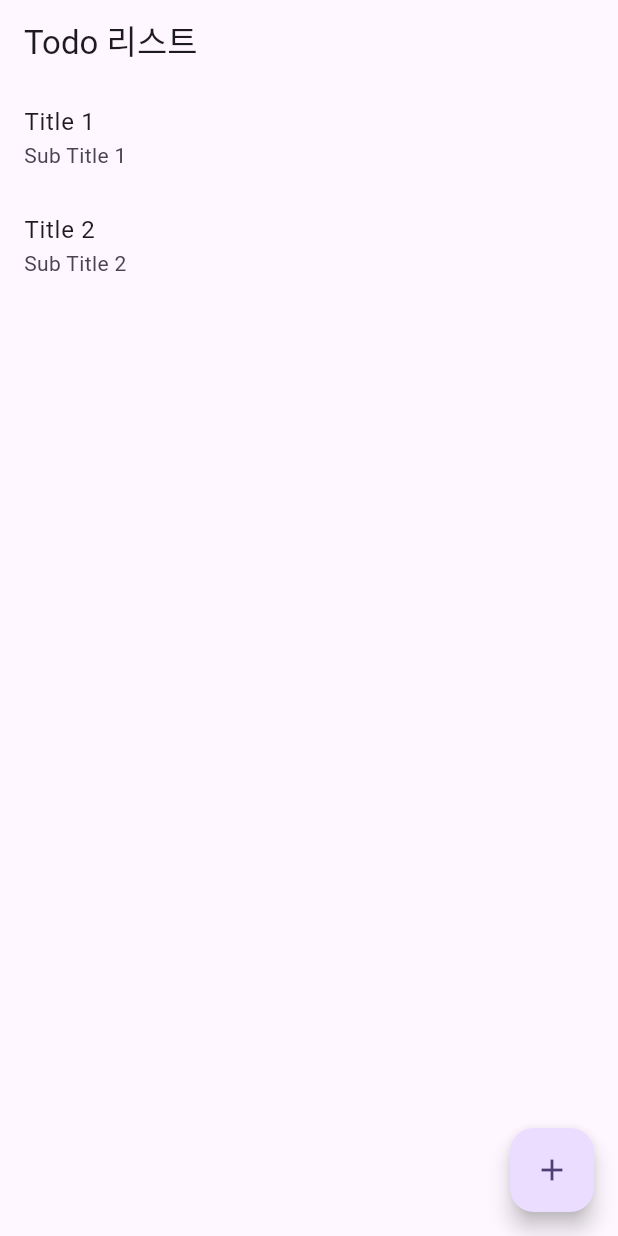
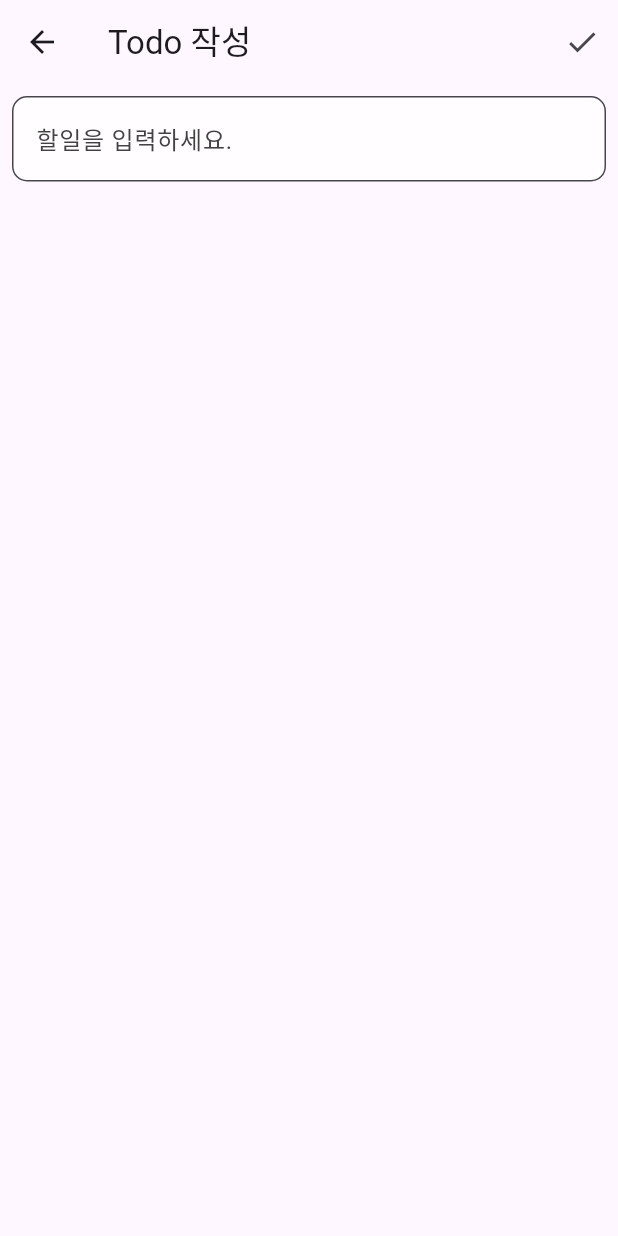
Before and after one commit to ParkGiTeak/todo_list, a Flutter app: the screen it shows after launch, after a tap on the "add" icon, on a phone screen of 412 x 824 dp. Run offline on Flutter 3.47's test engine with Material 3 defaults, Android fonts, the phone set to English and light mode, and no system bars.

Commit message:
feat: CreateScreen 추가 및 UI 구성 완료

```diff
--- /dev/null
+++ b/lib/create_screen.dart
@@ -0,0 +1,34 @@
+import 'package:flutter/material.dart';
+
+class CreateScreen extends StatelessWidget {
+  const CreateScreen({super.key});
+
+  @override
+  Widget build(BuildContext context) {
+    return Scaffold(
+      appBar: AppBar(
+        title: Text('Todo 작성'),
+        actions: [
+          IconButton(
+            onPressed: () {},
+            icon: Icon(Icons.done),
+          ),
+        ],
+      ),
+      body: Padding(
+        padding: const EdgeInsets.all(8.0),
+        child: TextField(
+          decoration: InputDecoration(
+            border: OutlineInputBorder(
+              borderRadius: BorderRadius.circular(10.0),
+            ),
+            hintText: '할일을 입력하세요.',
+            hintStyle: TextStyle(color: Colors.grey[800]),
+            filled: true,
+            fillColor: Colors.white70,
+          ),
+        ),
+      ),
+    );
+  }
+}
--- a/lib/list_screen.dart
+++ b/lib/list_screen.dart
@@ -1,4 +1,5 @@
 import 'package:flutter/material.dart';
+import 'package:todo_list/create_screen.dart';
 
 class ListScreen extends StatelessWidget {
   const ListScreen({super.key});
@@ -22,7 +23,12 @@ class ListScreen extends StatelessWidget {
         ],
       ),
       floatingActionButton: FloatingActionButton(
-        onPressed: () {},
+        onPressed: () {
+          Navigator.push(
+            context,
+            MaterialPageRoute(builder: (context) => const CreateScreen()),
+          );
+        },
         child: const Icon(Icons.add),
       ),
     );
```
